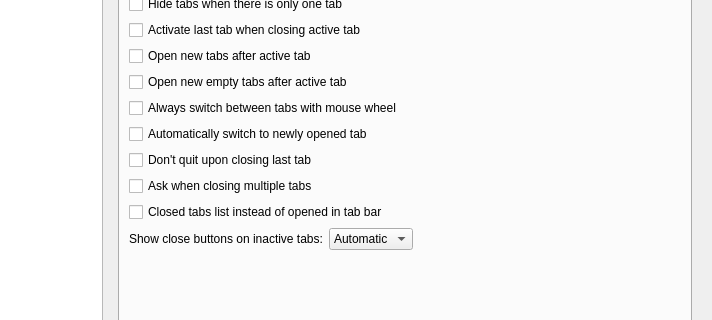
QupZilla/qupzilla, file src/lib/preferences/preferences.ui: the form before one commit; both pictures show x 128 to 840 and y 116 to 436 of the 840 by 554 pixel window.
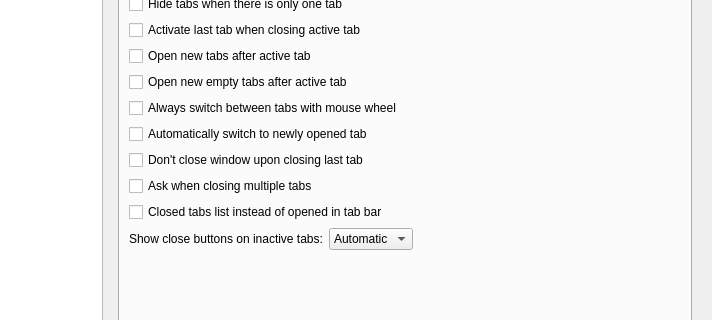
The form after the commit. The open tabs and pages were chosen to show the change. Custom widgets are drawn as their Qt base class.

Commit message:
[CloseOnLastTab] Changed behavior of "Don't quit upon closing last tab" option
It is now "Don't close window upon closing last tab", as it is more
reasonable to bind it to window, not the whole app.

Instead of loading the url-on-new-tab, it now simply blocks closing last
tab

What changed in the file:
```diff
--- a/src/lib/preferences/preferences.ui
+++ b/src/lib/preferences/preferences.ui
@@ -745,7 +745,7 @@
                <item>
                 <widget class="QCheckBox" name="dontQuitOnTab">
                  <property name="text">
-                  <string>Don't quit upon closing last tab</string>
+                  <string>Don't close window upon closing last tab</string>
                  </property>
                 </widget>
                </item>
```
Left out of the diff: 2 changed lines with no effect on the pictures. The commit also changes 3 other files.
